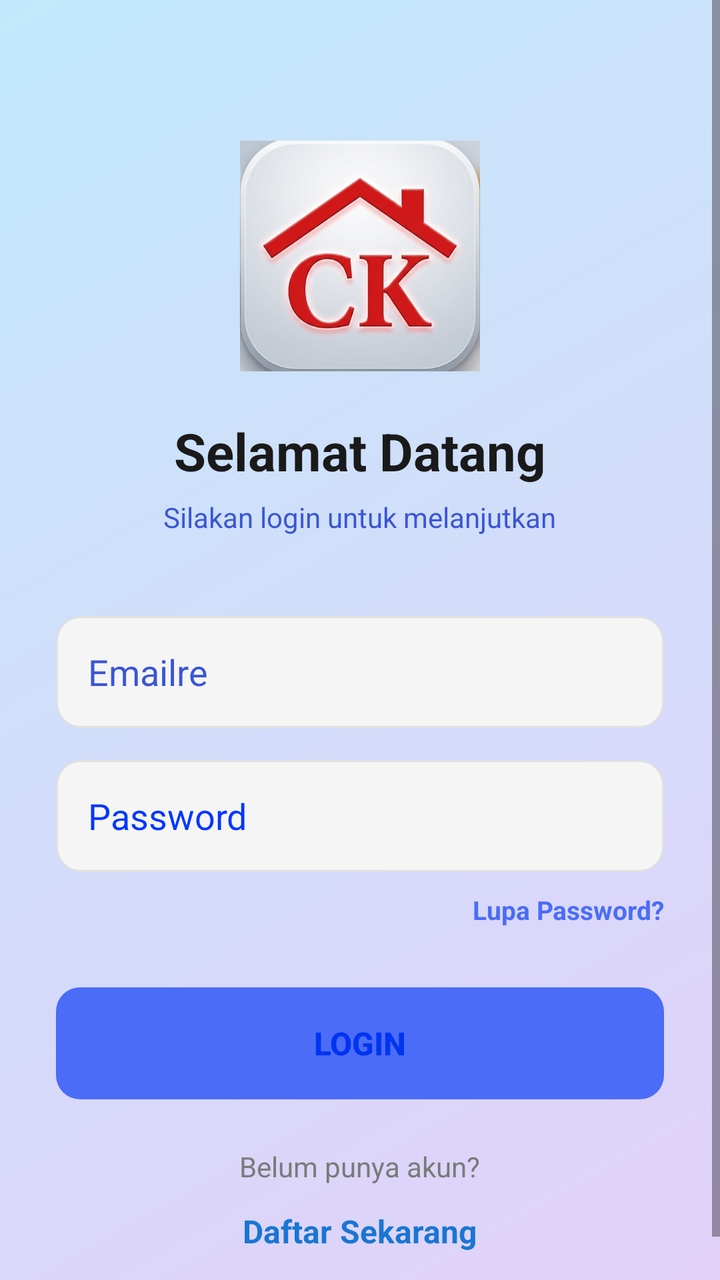
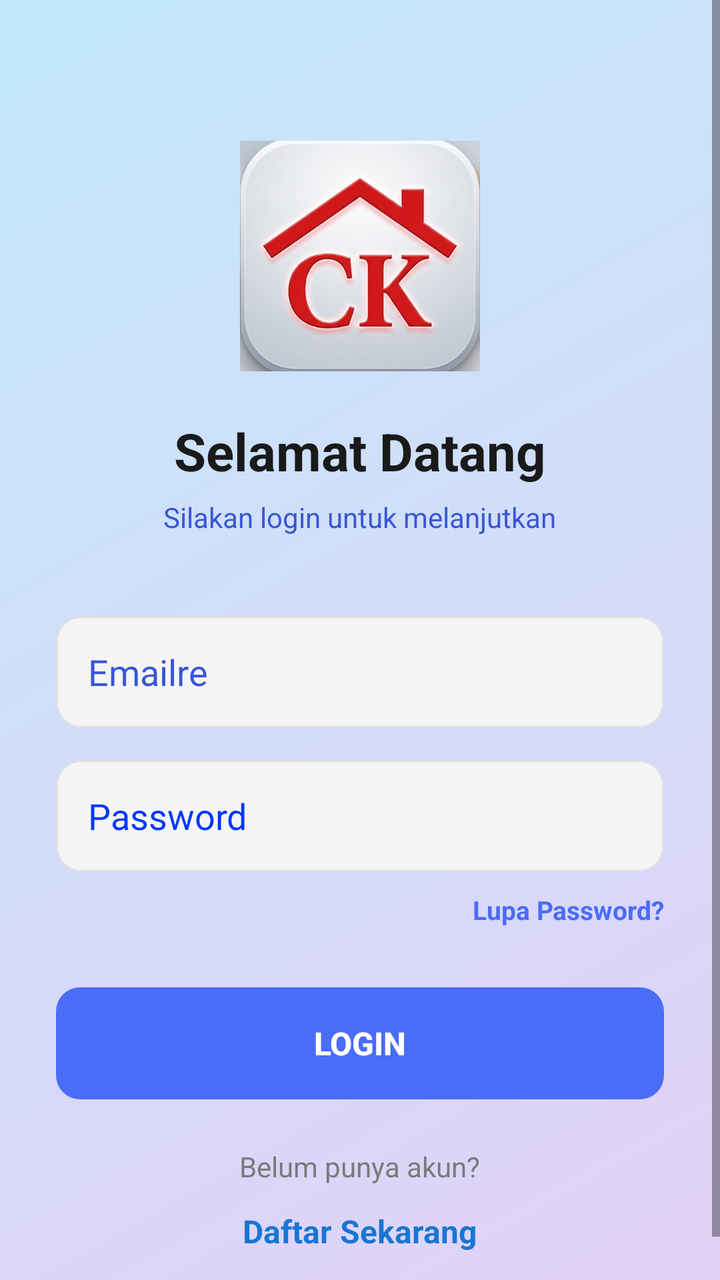

Compare the two renders of this Android layout. The source of the first and the diff that turns it into the second are given below.
<!-- AndroidManifest.xml: application theme Theme.Rey_halopanda -->
<!-- res/layout/activity_login.xml -->
<?xml version="1.0" encoding="utf-8"?>
<ScrollView xmlns:android="http://schemas.android.com/apk/res/android"
    xmlns:app="http://schemas.android.com/apk/res-auto"
    android:layout_width="match_parent"
    android:layout_height="match_parent"
    android:background="@drawable/bg_gradient"
    android:fillViewport="true">

    <LinearLayout
        android:id="@+id/main"
        android:layout_width="match_parent"
        android:layout_height="wrap_content"
        android:orientation="vertical"
        android:padding="28dp"
        android:gravity="center">

        
        <ImageView
            android:layout_width="120dp"
            android:layout_height="120dp"
            android:layout_gravity="center"
            android:layout_marginTop="40dp"
            android:scaleType="fitCenter"
            android:src="@drawable/logock" />

        <TextView
            android:layout_width="wrap_content"
            android:layout_height="wrap_content"
            android:layout_marginTop="20dp"
            android:text="Selamat Datang"
            android:textColor="@color/black"
            android:textSize="26sp"
            android:textStyle="bold" />

        <TextView
            android:layout_width="wrap_content"
            android:layout_height="wrap_content"
            android:layout_marginTop="6dp"
            android:text="Silakan login untuk melanjutkan"
            android:textColor="@color/primary_dark"
            android:textSize="14sp" />

        
        <EditText
            android:id="@+id/etEmail"
            android:layout_width="match_parent"
            android:layout_height="56dp"
            android:layout_marginTop="40dp"
            android:background="@drawable/bg_input"
            android:hint="Emailre"
            android:inputType="textEmailAddress"
            android:paddingStart="16dp"
            android:paddingEnd="16dp"
            android:textColor="@color/black"
            android:textColorHint="@color/primary_dark"
            android:autofillHints="emailAddress" />

        
        <EditText
            android:id="@+id/etPassword"
            android:layout_width="match_parent"
            android:layout_height="56dp"
            android:layout_marginTop="16dp"
            android:background="@drawable/bg_input"
            android:hint="Password"
            android:inputType="textPassword"
            android:imeOptions="actionDone"
            android:singleLine="true"
            android:paddingStart="16dp"
            android:paddingEnd="16dp"
            android:textColor="@color/black"
            android:textColorHint="#0037FF"
            android:autofillHints="password" />

        
        <TextView
            android:id="@+id/tvLupaPassword"
            android:layout_width="wrap_content"
            android:layout_height="wrap_content"
            android:layout_gravity="end"
            android:layout_marginTop="10dp"
            android:text="Lupa Password?"
            android:textColor="@color/primary"
            android:textSize="13sp"
            android:textStyle="bold" />

        
        <androidx.appcompat.widget.AppCompatButton
            android:id="@+id/btnLogin"
            android:layout_width="match_parent"
            android:layout_height="56dp"
            android:layout_marginTop="30dp"
            android:background="@drawable/bg_button"
            android:text="LOGIN"
            android:textColor="#0034F0"
            android:textSize="16sp"
            android:textStyle="bold"
            android:stateListAnimator="@null" />

        
        <LinearLayout
            android:layout_width="wrap_content"
            android:layout_height="wrap_content"
            android:layout_marginTop="24dp"
            android:gravity="center"
            android:orientation="vertical">

            <TextView
                android:layout_width="wrap_content"
                android:layout_height="wrap_content"
                android:text="Belum punya akun?"
                android:textColor="@color/gray_text"
                android:textSize="14sp" />

            
            <TextView
                android:id="@+id/tvDaftarSekarang"
                android:layout_width="wrap_content"
                android:layout_height="wrap_content"
                android:layout_marginTop="4dp"
                android:padding="8dp"
                android:text="Daftar Sekarang"
                android:textColor="#1976D2"
                android:textSize="16sp"
                android:textStyle="bold" />

        </LinearLayout>

    </LinearLayout>
</ScrollView>
<!-- resources referenced by this layout -->
<resources>
  <color name="black">#1A1A1A</color>
  <color name="gray_text">#7A7A7A</color>
  <color name="primary">#4A6CF7</color>
  <color name="primary_dark">#3A56D4</color>
  <!-- drawable bg_button (drawable) -->
  <?xml version="1.0" encoding="utf-8"?>
  <shape xmlns:android="http://schemas.android.com/apk/res/android">
      <solid android:color="#4A6CF7" />
      <corners android:radius="12dp" />
  </shape>
  <!-- drawable bg_gradient (drawable) -->
  <?xml version="1.0" encoding="utf-8"?>
  <shape xmlns:android="http://schemas.android.com/apk/res/android">
      
      <gradient
          android:angle="135"
          android:startColor="#E2D1F9"
          android:endColor="#C2E9FB"
          android:type="linear" />
  </shape>
  <!-- drawable bg_input (drawable) -->
  <?xml version="1.0" encoding="utf-8"?>
  <shape xmlns:android="http://schemas.android.com/apk/res/android">
      <solid android:color="#F5F5F5" />
      <corners android:radius="12dp" />
      <stroke android:width="1dp" android:color="#E0E0E0" />
  </shape>
  <!-- drawable logock: png bitmap (drawable, 208784 bytes) -->
  <style name="Theme.Rey_halopanda" parent="Theme.Material3.DayNight.NoActionBar">
          
      </style>
</resources>

<!-- the commit's change to res/layout/activity_login.xml (unified diff, before → after) -->
@@ -14,7 +14,6 @@
         android:padding="28dp"
         android:gravity="center">
 
-        
         <ImageView
             android:layout_width="120dp"
             android:layout_height="120dp"
@@ -40,7 +39,7 @@
             android:textColor="@color/primary_dark"
             android:textSize="14sp" />
 
-        
+
         <EditText
             android:id="@+id/etEmail"
             android:layout_width="match_parent"
@@ -55,7 +54,7 @@
             android:textColorHint="@color/primary_dark"
             android:autofillHints="emailAddress" />
 
-        
+
         <EditText
             android:id="@+id/etPassword"
             android:layout_width="match_parent"
@@ -72,7 +71,7 @@
             android:textColorHint="#0037FF"
             android:autofillHints="password" />
 
-        
+
         <TextView
             android:id="@+id/tvLupaPassword"
             android:layout_width="wrap_content"
@@ -84,7 +83,7 @@
             android:textSize="13sp"
             android:textStyle="bold" />
 
-        
+
         <androidx.appcompat.widget.AppCompatButton
             android:id="@+id/btnLogin"
             android:layout_width="match_parent"
@@ -92,12 +91,11 @@
             android:layout_marginTop="30dp"
             android:background="@drawable/bg_button"
             android:text="LOGIN"
-            android:textColor="#0034F0"
+            android:textColor="#FFFFFF"
             android:textSize="16sp"
             android:textStyle="bold"
             android:stateListAnimator="@null" />
 
-        
         <LinearLayout
             android:layout_width="wrap_content"
             android:layout_height="wrap_content"
@@ -112,7 +110,7 @@
                 android:textColor="@color/gray_text"
                 android:textSize="14sp" />
 
-            
+
             <TextView
                 android:id="@+id/tvDaftarSekarang"
                 android:layout_width="wrap_content"
